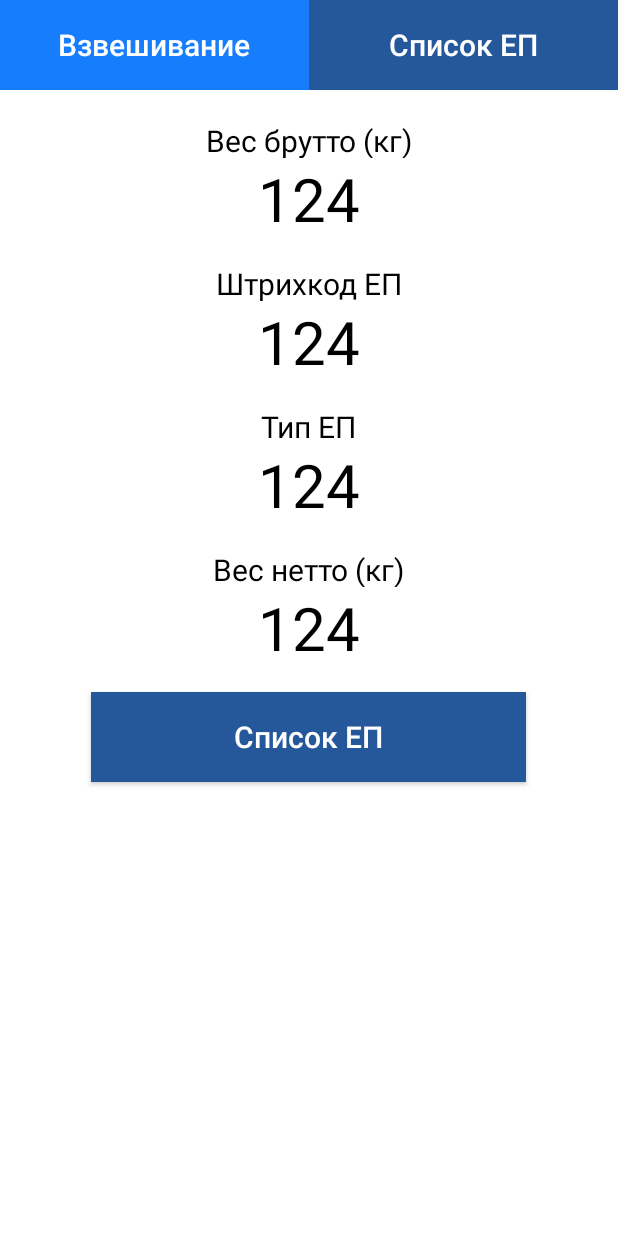
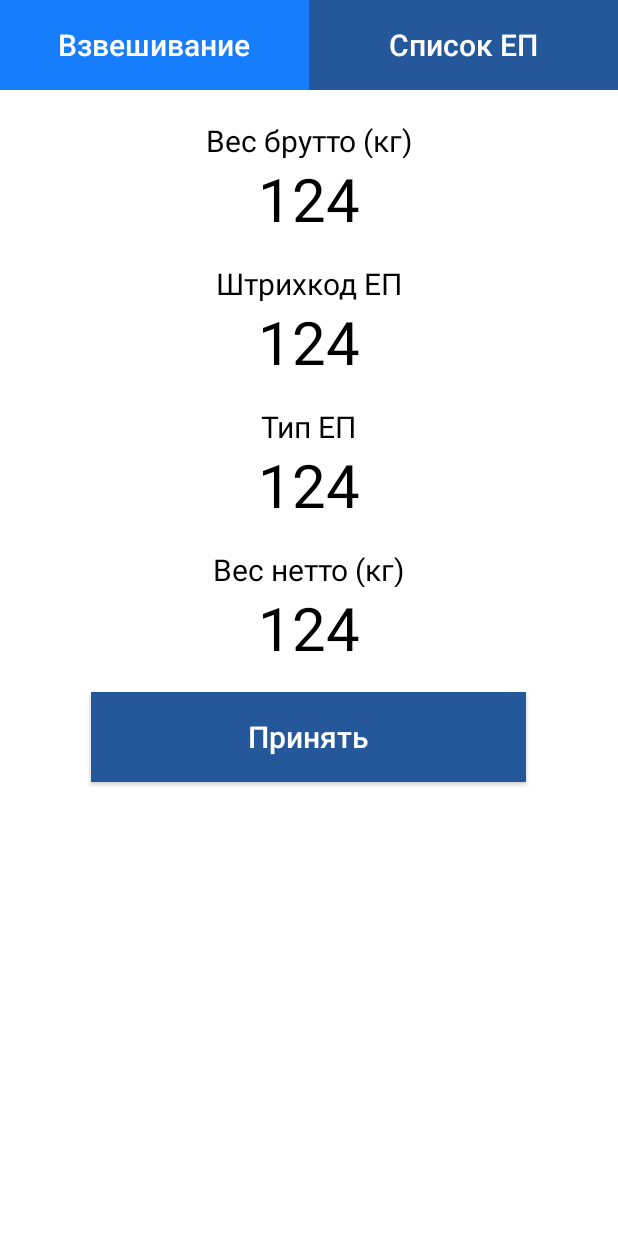
Before and after one commit to iliga-ill/AutomatedWorkStation-AWS-, an Android app: the screen it shows after launch (MainActivity), after a tap on "Взвешивание", on a phone screen of 412 x 824 dp. Run offline under Robolectric (Android 15) with nearby library versions, the phone set to English and light mode, and no system bars; network calls fail.

Commit message:
AWS v0.5

```diff
--- a/app/src/main/java/com/example/automatedworkstationaws/MainActivity.kt
+++ b/app/src/main/java/com/example/automatedworkstationaws/MainActivity.kt
@@ -2,9 +2,11 @@ package com.example.automatedworkstationaws
 
 import android.annotation.SuppressLint
 import android.graphics.Color
+import android.graphics.drawable.GradientDrawable
 import android.os.Bundle
 import android.view.Gravity
 import android.view.View
+import android.view.ViewGroup
 import android.view.Window
 import android.widget.*
 import androidx.appcompat.app.AppCompatActivity
@@ -19,6 +21,8 @@ class MainActivity : AppCompatActivity() {
     private var AMOUNT_OF_OBJECTS = 6
     private val height = 60
     private var page = 1
+    private var heightOfFooter = 130
+    private var lastBtnInRow = 1
 
     override fun onCreate(savedInstanceState: Bundle?) {
         requestWindowFeature(Window.FEATURE_NO_TITLE);
@@ -38,20 +42,37 @@ class MainActivity : AppCompatActivity() {
         setContentView(R.layout.activity_main)
         CodeReaderField = findViewById<LinearLayout>(R.id.CodeReaderPage)
         LogsField = findViewById<LinearLayout>(R.id.LogsPage)
+
+        //openLogs(findViewById<LinearLayout>(R.id.linearLayout))
+        bar()
+        //findViewById<Button>(R.id.firstPage).setTextColor(Color.BLUE)
+    }
+
+    private fun  bar(){
+        val view = findViewById<LinearLayout>(R.id.linearLayout)
+        view.addOnLayoutChangeListener(object : View.OnLayoutChangeListener {
+            override fun onLayoutChange(v: View, left: Int, top: Int, right: Int, bottom: Int, oldLeft: Int, oldTop: Int, oldRight: Int, oldBottom: Int) {
+                view.removeOnLayoutChangeListener(this)
                 CalcHeight()
                 openLogs(findViewById<Button>(R.id.btLogs))
-        //openLogs(findViewById<LinearLayout>(R.id.linearLayout))
+                refreshBtns()
+                // get dimensions now
+            }
+        })
     }
 
     private fun CalcHeight(){
         val display = windowManager.defaultDisplay
         val width = display.width // deprecated
         val height = display.height
-        val foo = height - findViewById<Button>(R.id.btCodeReader).height - findViewById<TextView>(R.id.Num).height - findViewById<LinearLayout>(R.id.Footer).height
+        val foo = height - findViewById<LinearLayout>(R.id.activity).height  - findViewById<LinearLayout>(R.id.TableHead).height - heightOfFooter
 
-        val elmsOnList = Math.ceil((foo / this.height).toDouble()).toInt()
+        val elmsOnList = Math.floor(foo.toDouble() / (this.height + 40).toDouble()).toInt()
         this.AMOUNT_OF_OBJECTS = elmsOnList
-        findViewById<LinearLayout>(R.id.Footer).layoutParams.height += foo - elmsOnList * this.height
+        findViewById<LinearLayout>(R.id.Footer).layoutParams.height = heightOfFooter + foo - elmsOnList * (this.height + 40)
+
+        println("Foo = " + foo + " | " + "Height = " + this.height + " | " + " height = " + height + " | " + "btCodeReader.height = " + findViewById<Button>(R.id.btCodeReader).height +
+                " | " + "Num.height = " + findViewById<TextView>(R.id.Num).height + " | " + "Footer.height = " + findViewById<LinearLayout>(R.id.Footer).height)
     }
 
     @SuppressLint("ResourceAsColor")
@@ -74,22 +95,110 @@ class MainActivity : AppCompatActivity() {
 
     @SuppressLint("ResourceAsColor")
     fun nextPage(view: View){
+        if (page + 2 <= Math.ceil((db.getData().size.toDouble()/AMOUNT_OF_OBJECTS.toDouble()))) {
             page++
+            var oldText =  findViewById<Button>(R.id.firstPage).text.toString()
+            findViewById<Button>(R.id.firstPage).text = (oldText.toInt() + 1).toString()
+            findViewById<Button>(R.id.firstPage).setTextColor(Color.BLUE)
+
+            oldText =  findViewById<Button>(R.id.secondPage).text.toString()
+            findViewById<Button>(R.id.secondPage).text = (oldText.toInt() + 1).toString()
+
+            println("Pages = " + Math.ceil((db.getData().size.toDouble()/AMOUNT_OF_OBJECTS.toDouble())) + " | " + "Text = " + (oldText.toInt() + 1).toString() +
+                    " | " + "amount of objects = " + AMOUNT_OF_OBJECTS + " | " + "Size = " + db.getData().size)
+
             fillData()
             CodeReaderField.isVisible = true;
             LogsField.isVisible = false;
             CodeReaderField.isVisible = false;
             LogsField.isVisible = true;
         }
+    }
 
     @SuppressLint("ResourceAsColor")
     fun prevPage(view: View){
+        if (page - 1 != 0) {
             page--
+
+            var oldText =  findViewById<Button>(R.id.firstPage).text.toString()
+            findViewById<Button>(R.id.firstPage).text = (oldText.toInt() - 1).toString()
+
+            oldText =  findViewById<Button>(R.id.secondPage).text.toString()
+            findViewById<Button>(R.id.secondPage).text = (oldText.toInt() - 1).toString()
             fillData()
+
             CodeReaderField.isVisible = true;
             LogsField.isVisible = false;
             CodeReaderField.isVisible = false;
             LogsField.isVisible = true;
+        }
+    }
+
+    private fun refreshBtns(){
+        val display = windowManager.defaultDisplay
+        val width = display.width
+        //val width = 700
+
+        var btnWidth1 = width * 0.35
+        var btnWidth2 = width * 0.1
+        var num = 3
+        println("All width = $width, Big width = $btnWidth1, Small width = $btnWidth2")
+        if (btnWidth1 > 350.0) {
+            btnWidth1 = 270.0
+            btnWidth2 = 90.0
+
+            val balance = width - btnWidth1 * 2
+            num =Math.ceil(balance/btnWidth2).toInt()
+            if (num % 2 == 0) num -= 1
+        }
+
+        lastBtnInRow = num
+
+        findViewById<LinearLayout>(R.id.Footer).removeAllViews()
+
+        val container = LinearLayout(this)
+        container.layoutParams = ViewGroup.LayoutParams(width,150)
+        container.setBackgroundColor(Color.WHITE)
+        container.gravity = Gravity.CENTER
+
+        findViewById<LinearLayout>(R.id.Footer).addView(container)
+
+        val goBack = Button(this)
+        goBack.width = btnWidth1.toInt()
+        goBack.height = container.height
+        goBack.text = "Назад"
+        goBack.setPadding(0,5,0,5)
+        goBack.setTextColor(Color.DKGRAY)
+        goBack.setBackgroundColor(Color.WHITE)
+
+        container.addView(goBack)
+
+        var fff = 0
+        for (it in 1..num) {
+
+            val btn = Button(this)
+            btn.minimumWidth = 0
+            btn.id = it
+            btn.width = 108
+            btn.height = container.height
+            btn.text = it.toString()
+            btn.setPadding(0,5,0,5)
+            btn.setTextColor(Color.DKGRAY)
+            btn.setBackgroundColor(Color.WHITE)
+            fff = btn.width
+            container.addView(btn)
+            println("All width = $width, Big width = $btnWidth1, Small width = $btnWidth2, Width id = $fff")
+        }
+
+        val goForward = Button(this)
+        goForward.width = btnWidth1.toInt()
+        goForward.height = container.height
+        goForward.text = "Вперед"
+        goForward.setPadding(0,5,0,5)
+        goForward.setTextColor(Color.DKGRAY)
+        goForward.setBackgroundColor(Color.WHITE)
+
+        container.addView(goForward)
     }
 
     private fun fillData(){
@@ -98,7 +207,7 @@ class MainActivity : AppCompatActivity() {
         var color = true
         val allLinks = db.getData()
         val visiblePage : ArrayList<String> = ArrayList()
-        println("Count = " + allLinks.size)
+
         for (it in AMOUNT_OF_OBJECTS * (page - 1) until AMOUNT_OF_OBJECTS*page){
             try {
                 visiblePage.add(allLinks[it])
@@ -107,12 +216,17 @@ class MainActivity : AppCompatActivity() {
             }
         }
 
-        visiblePage.forEach {
-            val str = it;
+        for (it in 0 until visiblePage.size) {
+            val str = visiblePage[it];
             val elements = str.split("|")
             val tableRow = TableRow(this)
-            if (color) tableRow.setBackgroundColor(Color.LTGRAY)
-            else tableRow.setBackgroundColor(Color.WHITE)
+            if (it != visiblePage.size - 1){
+                if (color) tableRow.setBackgroundColor(Color.WHITE)
+                else tableRow.setBackgroundColor(Color.LTGRAY)
+            }else{
+                tableRow.setBackgroundColor(Color.WHITE)
+            }
+
             tableRow.setPadding(0, 20, 0, 20)
             tableRow.gravity = Gravity.CENTER
             //tableRow.orientation =TableRow.HORIZONTAL
--- a/app/src/main/res/layout/activity_main.xml
+++ b/app/src/main/res/layout/activity_main.xml
@@ -10,7 +10,7 @@
     <LinearLayout
         android:id="@+id/activity"
         android:layout_width="0dp"
-        android:layout_height="wrap_content"
+        android:layout_height="60dp"
         android:layout_weight="1"
         android:orientation="horizontal"
         app:layout_constraintEnd_toEndOf="parent"
@@ -149,7 +149,7 @@
             android:layout_height="60dp"
             android:layout_marginTop="20dp"
             android:background="#25589a"
-            android:text="Список ЕП"
+            android:text="Принять"
             android:textAllCaps="false"
             android:layout_gravity="center"
             android:textSize="20sp"
@@ -223,7 +223,8 @@
             android:orientation="vertical"
             android:layout_width="match_parent"
             android:layout_height="0dp"
-            android:layout_weight="1">
+            android:layout_weight="1"
+            android:background="@color/white">
 
             <TableLayout
                 android:id="@+id/textLogs"
@@ -235,10 +236,10 @@
 
         <LinearLayout
             android:id="@+id/Footer"
-            android:layout_width="match_parent"
-            android:layout_height="50dp"
+            android:layout_width="wrap_content"
+            android:layout_height="150px"
             android:orientation="horizontal"
-            android:background="@color/cardview_dark_background"
+            android:background="@color/white"
             android:gravity="center"
             >
 
@@ -250,22 +251,30 @@
                 android:onClick="prevPage"
                 android:paddingTop="5dp"
                 android:paddingBottom="5dp"
+                android:textColor="@color/cardview_dark_background"
+                android:background="@color/white"
                />
             <Button
+                android:id="@+id/firstPage"
                 android:layout_width="0dp"
                 android:layout_height="match_parent"
                 android:layout_weight="10"
                 android:text="1"
                 android:paddingTop="5dp"
                 android:paddingBottom="5dp"
+                android:textColor="@color/cardview_dark_background"
+                android:background="@color/white"
                />
             <Button
+                android:id="@+id/secondPage"
                 android:layout_width="0dp"
                 android:layout_height="match_parent"
                 android:layout_weight="10"
                 android:text="2"
                 android:paddingTop="5dp"
                 android:paddingBottom="5dp"
+                android:textColor="@color/cardview_dark_background"
+                android:background="@color/white"
                />
             <Button
                 android:layout_width="0dp"
@@ -274,8 +283,11 @@
                 android:text="..."
                 android:paddingTop="5dp"
                 android:paddingBottom="5dp"
+                android:textColor="@color/cardview_dark_background"
+                android:background="@color/white"
                 />
             <Button
+                android:id="@+id/forward"
                 android:layout_width="0dp"
                 android:layout_height="match_parent"
                 android:layout_weight="35"
@@ -283,6 +295,8 @@
                 android:onClick="nextPage"
                 android:paddingTop="5dp"
                 android:paddingBottom="5dp"
+                android:textColor="@color/cardview_dark_background"
+                android:background="@color/white"
                />
         </LinearLayout>
 
```
Lines whose indentation alone changed are shown as unchanged.
